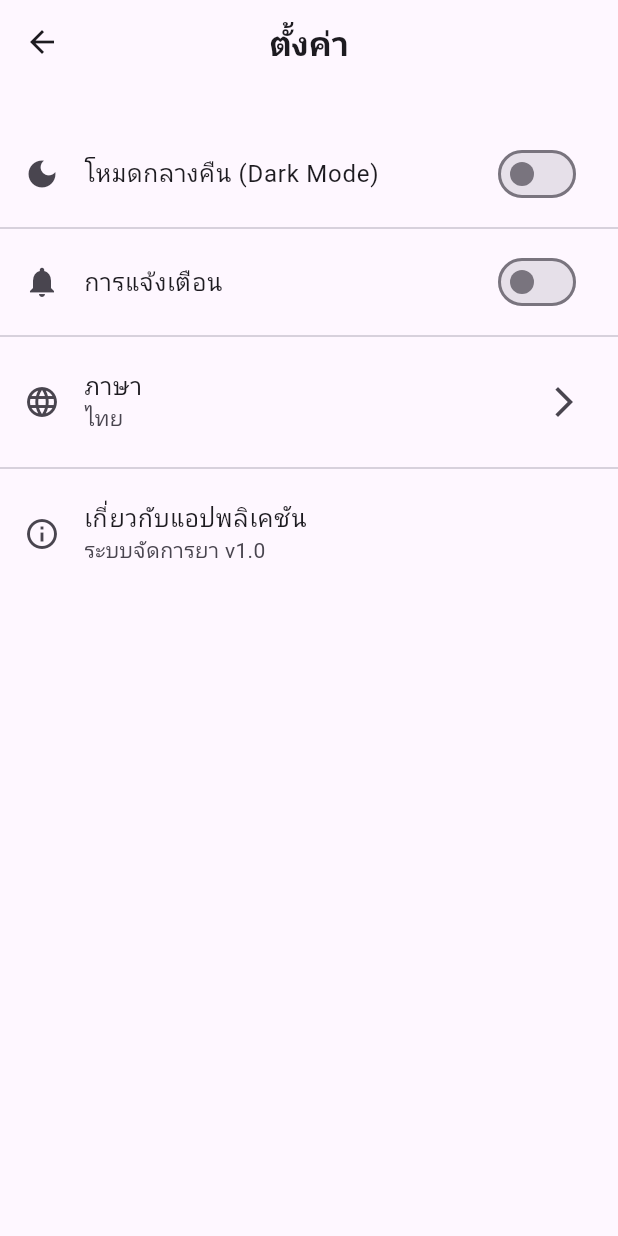
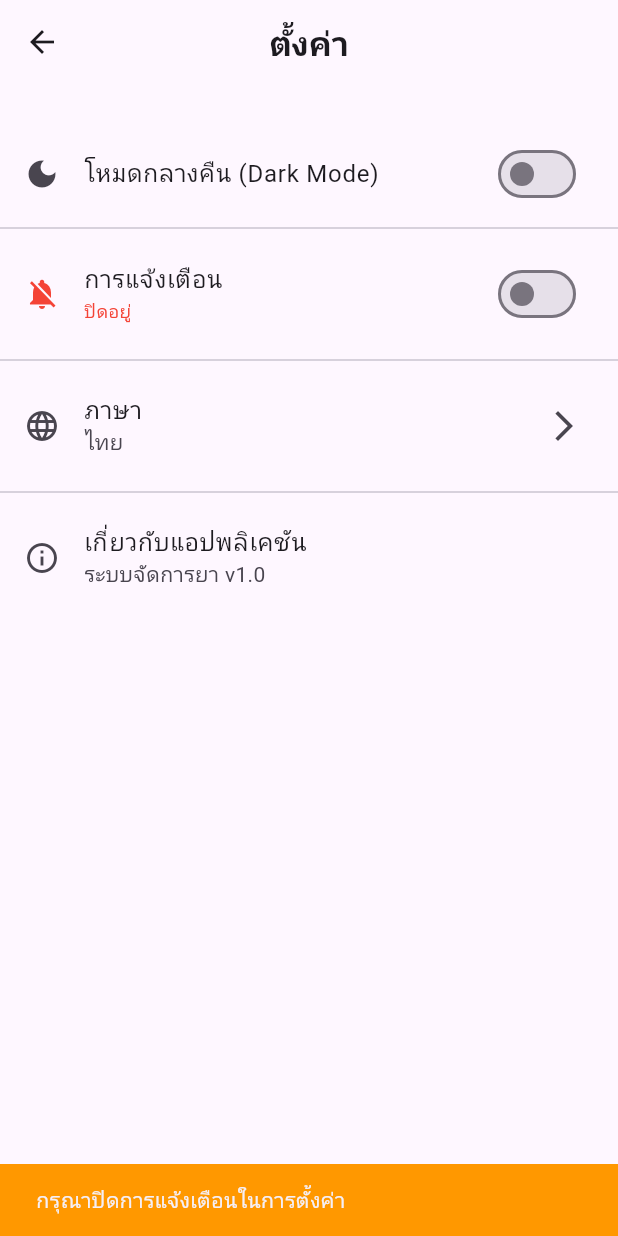
Before and after one commit to SittikornPratomwan/DrugApp-Flutter, a Flutter app: the SittingPage screen opened directly, after a tap on "การแจ้งเตือน", on a phone screen of 412 x 824 dp. Run offline on Flutter 3.47's test engine with Material 3 defaults, Android fonts, the phone set to English and light mode, and no system bars; our stand-ins replace permission_handler, shared_preferences; accounts and stored records are empty.

Commit message:
right noti

```diff
--- a/flutter_application_1/lib/---Menu---/setting/setting.dart
+++ b/flutter_application_1/lib/---Menu---/setting/setting.dart
@@ -1,5 +1,6 @@
 import 'package:flutter/material.dart';
 import 'package:shared_preferences/shared_preferences.dart';
+import 'package:permission_handler/permission_handler.dart';
 import '../../../main.dart';
 import '../../---Translate---/locale_manager.dart';
 import '../../---Translate---/vocabulary.dart';
@@ -14,11 +15,13 @@ class SittingPage extends StatefulWidget {
 class _SittingPageState extends State<SittingPage> {
   bool get isDarkMode => themeModeNotifier.value == ThemeMode.dark;
   String get currentLanguage => localeManager.currentLocale.languageCode;
+  bool _notificationsEnabled = true;
 
   @override
   void initState() {
     super.initState();
     _loadSettings();
+    _checkNotificationPermission();
   }
 
   Future<void> _loadSettings() async {
@@ -26,6 +29,13 @@ class _SittingPageState extends State<SittingPage> {
     // Load dark mode
     final isDark = prefs.getBool('dark_mode') ?? false;
     themeModeNotifier.value = isDark ? ThemeMode.dark : ThemeMode.light;
+
+    // Load notification setting
+    final notificationEnabled = prefs.getBool('notifications_enabled') ?? true;
+    setState(() {
+      _notificationsEnabled = notificationEnabled;
+    });
+
     // Load language
     final lang = prefs.getString('language_code');
     if (lang != null && lang != currentLanguage) {
@@ -33,18 +43,97 @@ class _SittingPageState extends State<SittingPage> {
     }
   }
 
+  Future<void> _checkNotificationPermission() async {
+    final status = await Permission.notification.status;
+    setState(() {
+      _notificationsEnabled = status.isGranted;
+    });
+  }
+
+  Future<void> _toggleNotifications(bool value) async {
+    if (value) {
+      // ขอ permission การแจ้งเตือน
+      final status = await Permission.notification.request();
+      if (status.isGranted) {
+        setState(() {
+          _notificationsEnabled = true;
+        });
+        await _saveNotificationSetting(true);
+
+        ScaffoldMessenger.of(context).showSnackBar(
+          SnackBar(
+            content: Text(AppLocalizations.get('notifications_enabled', currentLanguage)),
+            backgroundColor: Colors.green,
+          ),
+        );
+      } else if (status.isPermanentlyDenied) {
+        // ถ้าถูกปฏิเสธถาวร ให้เปิด settings
+        _showPermissionDialog();
+      } else {
+        setState(() {
+          _notificationsEnabled = false;
+        });
+        await _saveNotificationSetting(false);
+      }
+    } else {
+      // ปิดการแจ้งเตือนและเปิด app settings
+      setState(() {
+        _notificationsEnabled = false;
+      });
+      await _saveNotificationSetting(false);
+
+      // เปิด app settings ให้ user ปิดการแจ้งเตือนเอง
+      await openAppSettings();
+
+      ScaffoldMessenger.of(context).showSnackBar(
+        SnackBar(
+          content: Text(AppLocalizations.get('please_disable_notifications_in_settings', currentLanguage)),
+          backgroundColor: Colors.orange,
+          duration: const Duration(seconds: 3),
+        ),
+      );
+    }
+  }
+
+  void _showPermissionDialog() {
+    showDialog(
+      context: context,
+      builder: (BuildContext context) {
+        return AlertDialog(
+          title: Text(AppLocalizations.get('notification_permission', currentLanguage)),
+          content: Text(AppLocalizations.get('notification_permission_message', currentLanguage)),
+          actions: [
+            TextButton(
+              onPressed: () => Navigator.of(context).pop(),
+              child: Text(AppLocalizations.get('cancel', currentLanguage)),
+            ),
+            ElevatedButton(
+              onPressed: () async {
+                Navigator.of(context).pop();
+                await openAppSettings();
+              },
+              child: Text(AppLocalizations.get('open_settings', currentLanguage)),
+            ),
+          ],
+        );
+      },
+    );
+  }
+
   Future<void> _saveDarkMode(bool value) async {
     final prefs = await SharedPreferences.getInstance();
     await prefs.setBool('dark_mode', value);
+  }
+
+  Future<void> _saveNotificationSetting(bool value) async {
+    final prefs = await SharedPreferences.getInstance();
+    await prefs.setBool('notifications_enabled', value);
   }
 
   Future<void> _saveLanguage(String langCode) async {
     final prefs = await SharedPreferences.getInstance();
     await prefs.setString('language_code', langCode);
   }
-
-  // เพิ่มตัวแปรสำหรับการแจ้งเตือน
-  bool _notificationsEnabled = true;
 
   @override
   Widget build(BuildContext context) {
@@ -72,14 +161,21 @@ class _SittingPageState extends State<SittingPage> {
           const Divider(),
           SwitchListTile(
             title: Text(AppLocalizations.get('notifications', currentLanguage)),
-            secondary: const Icon(Icons.notifications),
+            subtitle: Text(
+              _notificationsEnabled
+                ? AppLocalizations.get('notifications_on', currentLanguage)
+                : AppLocalizations.get('notifications_off', currentLanguage),
+              style: TextStyle(
+                color: _notificationsEnabled ? Colors.green : Colors.red,
+                fontSize: 12,
+              ),
+            ),
+            secondary: Icon(
+              _notificationsEnabled ? Icons.notifications : Icons.notifications_off,
+              color: _notificationsEnabled ? Colors.green : Colors.red,
+            ),
             value: _notificationsEnabled,
-            onChanged: (val) {
-              setState(() {
-                _notificationsEnabled = val;
-              });
-              // TODO: บันทึกการตั้งค่าการแจ้งเตือน
-            },
+            onChanged: _toggleNotifications,
           ),
           const Divider(),
           ListTile(
--- a/flutter_application_1/lib/---Translate---/vocabulary.dart
+++ b/flutter_application_1/lib/---Translate---/vocabulary.dart
@@ -54,6 +54,14 @@ class AppLocalizations {
       'user_guide_content': 'วิธีการใช้งานระบบจัดการยา:\n\n1. เพิ่มยาใหม่ในระบบ\n2. ตรวจสอบสต็อกยา\n3. ดูรายงานยาใกล้หมดอายุ\n4. จัดการหมวดหมู่ยา',
       'faq_content': 'คำถามที่พบบ่อย:\n\nQ: จะเพิ่มยาใหม่ได้อย่างไร?\nA: กดปุ่ม + ที่หน้าหลัก\n\nQ: จะดูยาที่ใกล้หมดอายุได้อย่างไร?\nA: ดูที่การ์ด "ใกล้หมดอายุ" ในหน้าหลัก',
       'contact_info': 'ติดต่อทีมสนับสนุน:\n\nEmail: sittikorn.pr@live.ku.th\nEmail: kitchakan.s@live.ku.th',
+      'notifications_enabled': 'เปิดการแจ้งเตือนแล้ว',
+      'notifications_on': 'เปิดอยู่',
+      'notifications_off': 'ปิดอยู่',
+      'notification_permission': 'สิทธิ์การแจ้งเตือน',
+      'notification_permission_message': 'กรุณาเปิดการแจ้งเตือนในการตั้งค่าแอป',
+      'please_disable_notifications_in_settings': 'กรุณาปิดการแจ้งเตือนในการตั้งค่า',
+      'open_settings': 'เปิดการตั้งค่า',
+      'cancel': 'ยกเลิก',
     },
     'en': {
       'settings': 'Settings',
@@ -107,6 +115,14 @@ class AppLocalizations {
       'user_guide_content': 'How to use Drug Management System:\n\n1. Add new drugs to the system\n2. Check drug inventory\n3. View expiring drugs report\n4. Manage drug categories',
       'faq_content': 'Frequently Asked Questions:\n\nQ: How to add new drugs?\nA: Press the + button on the home page\n\nQ: How to view expiring drugs?\nA: Check the "Expiring Soon" card on the home page',
       'contact_info': 'Contact Support Team:\n\nEmail: sittikorn.pr@live.ku.th\nEmail: kitchakan.s@live.ku.th',
+      'notifications_enabled': 'Notifications enabled',
+      'notifications_on': 'Enabled',
+      'notifications_off': 'Disabled',
+      'notification_permission': 'Notification Permission',
+      'notification_permission_message': 'Please enable notifications in app settings',
+      'please_disable_notifications_in_settings': 'Please disable notifications in settings',
+      'open_settings': 'Open Settings',
+      'cancel': 'Cancel',
     },
   };
 
--- a/flutter_application_1/pubspec.yaml
+++ b/flutter_application_1/pubspec.yaml
@@ -39,6 +39,7 @@ dependencies:
   cupertino_icons: ^1.0.8
   http: ^1.1.0
   shared_preferences: ^2.5.3
+  permission_handler: ^11.0.1
 
 dev_dependencies:
   flutter_test:
```
Also changed, not shown: flutter_application_1/pubspec.lock, 2 other files.
